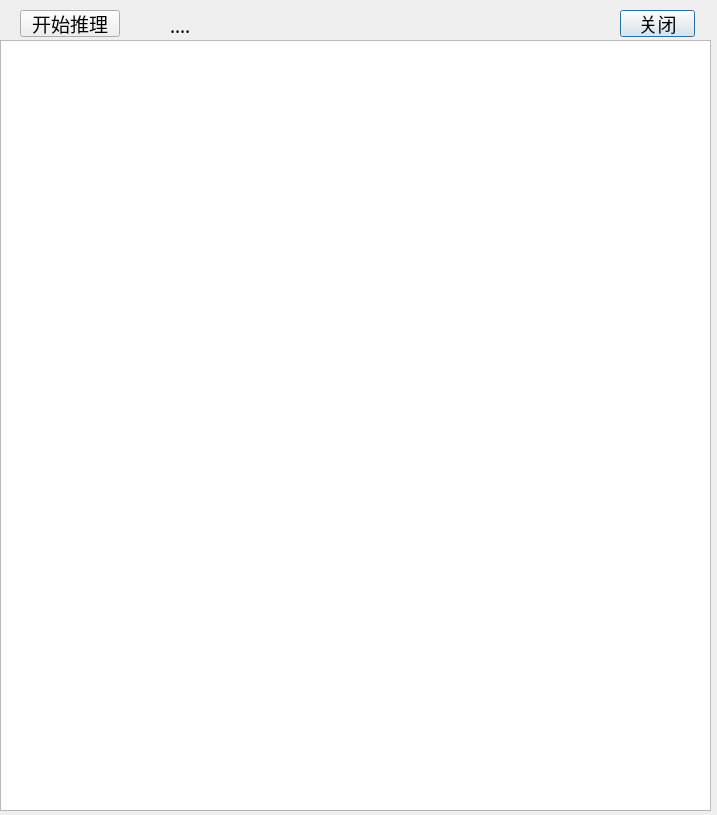
First picture: the form in DlgTuili.ui, repository hua809022895/DeviceManagement, before the edit.
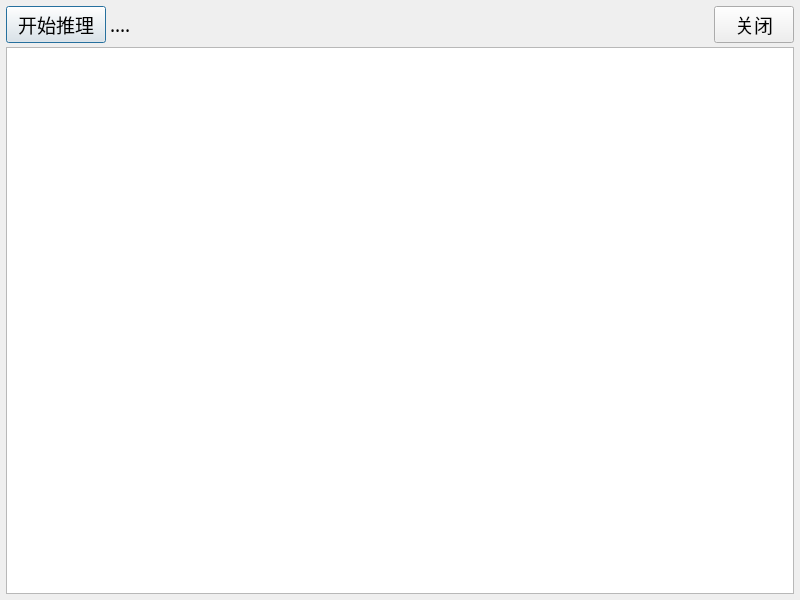
Second picture: the form after the edit.

What changed in the file:
```diff
--- a/DlgTuili.ui
+++ b/DlgTuili.ui
@@ -6,8 +6,8 @@
    <rect>
     <x>0</x>
     <y>0</y>
-    <width>717</width>
-    <height>815</height>
+    <width>800</width>
+    <height>600</height>
    </rect>
   </property>
   <property name="font">
@@ -19,58 +19,89 @@
   <property name="windowTitle">
    <string>实时集群推理</string>
   </property>
-  <property name="windowOpacity">
-   <double>6.000000000000000</double>
-  </property>
-  <widget class="QPushButton" name="pushExitBtn">
-   <property name="geometry">
-    <rect>
-     <x>620</x>
-     <y>10</y>
-     <width>75</width>
-     <height>27</height>
-    </rect>
+  <layout class="QVBoxLayout" name="verticalLayout">
+   <property name="spacing">
+    <number>4</number>
+   </property>
+   <property name="leftMargin">
+    <number>6</number>
    </property>
-   <property name="text">
-    <string>关闭</string>
+   <property name="topMargin">
+    <number>6</number>
    </property>
-  </widget>
+   <property name="rightMargin">
+    <number>6</number>
+   </property>
+   <property name="bottomMargin">
+    <number>6</number>
+   </property>
+   <item>
+    <layout class="QHBoxLayout" name="topLayout">
+     <item>
   <widget class="QPushButton" name="ok_Button">
-   <property name="geometry">
-    <rect>
-     <x>20</x>
-     <y>10</y>
+       <property name="minimumSize">
+        <size>
      <width>100</width>
-     <height>27</height>
-    </rect>
+         <height>0</height>
+        </size>
+       </property>
+       <property name="maximumSize">
+        <size>
+         <width>160</width>
+         <height>16777215</height>
+        </size>
    </property>
    <property name="text">
     <string>开始推理</string>
    </property>
   </widget>
+     </item>
+     <item>
   <widget class="QLabel" name="label">
-   <property name="geometry">
-    <rect>
-     <x>170</x>
-     <y>10</y>
-     <width>211</width>
-     <height>30</height>
-    </rect>
-   </property>
    <property name="text">
     <string>....</string>
    </property>
   </widget>
+     </item>
+     <item>
+      <spacer name="horizontalSpacer">
+       <property name="orientation">
+        <enum>Qt::Horizontal</enum>
+       </property>
+       <property name="sizeHint" stdset="0">
+        <size>
+         <width>40</width>
+         <height>20</height>
+        </size>
+       </property>
+      </spacer>
+     </item>
+     <item>
+      <widget class="QPushButton" name="pushExitBtn">
+       <property name="maximumSize">
+        <size>
+         <width>100</width>
+         <height>16777215</height>
+        </size>
+       </property>
+       <property name="text">
+        <string>关闭</string>
+       </property>
+      </widget>
+     </item>
+    </layout>
+   </item>
+   <item>
   <widget class="QTableWidget" name="mAirTable">
-   <property name="geometry">
-    <rect>
-     <x>0</x>
-     <y>40</y>
-     <width>711</width>
-     <height>771</height>
-    </rect>
-   </property>
-  </widget>
+     <property name="sizePolicy">
+      <sizepolicy hsizetype="Expanding" vsizetype="Expanding">
+       <horstretch>0</horstretch>
+       <verstretch>0</verstretch>
+      </sizepolicy>
+     </property>
+    </widget>
+   </item>
+  </layout>
  </widget>
  <resources/>
  <connections>
```
Lines whose indentation alone changed are shown as unchanged.
